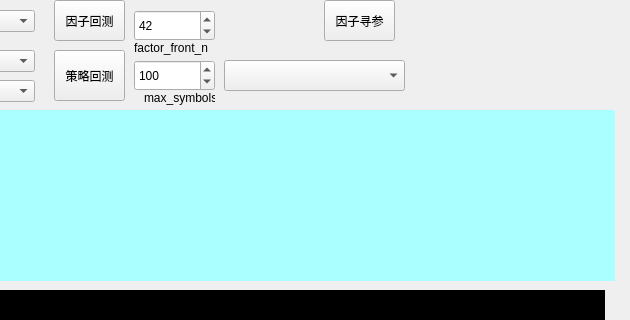
Old version of the form GUI/BackTest.ui in the repository xyhuang73/dev; both pictures show x 596 to 1226 and y 0 to 320 of the 1226 by 842 pixel window.
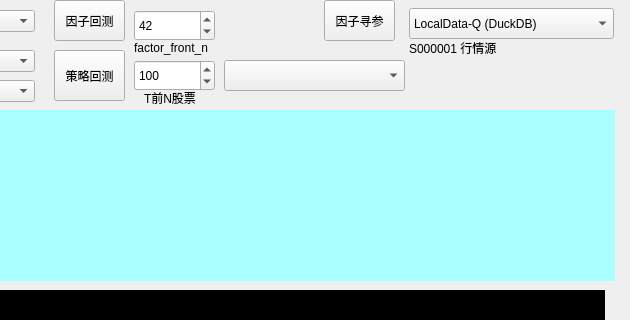
New version of the form.

Diff of the .ui file:
```diff
--- a/GUI/BackTest.ui
+++ b/GUI/BackTest.ui
@@ -216,7 +216,7 @@
      </rect>
     </property>
     <property name="text">
-     <string>max_symbols</string>
+     <string>T前N股票</string>
     </property>
    </widget>
    <widget class="QLabel" name="label_3">
@@ -242,6 +242,20 @@
      </rect>
     </property>
    </widget>
+   <widget class="QComboBox" name="comboBox_market_data_source">
+    <property name="geometry">
+     <rect><x>1005</x><y>8</y><width>205</width><height>31</height></rect>
+    </property>
+    <item><property name="text"><string>LocalData-Q (DuckDB)</string></property></item>
+    <item><property name="text"><string>LocalData-T (DuckDB)</string></property></item>
+    <item><property name="text"><string>QMT 本地 DAT（对照）</string></property></item>
+   </widget>
+   <widget class="QLabel" name="label_market_data_source">
+    <property name="geometry">
+     <rect><x>1005</x><y>40</y><width>205</width><height>16</height></rect>
+    </property>
+    <property name="text"><string>S000001 行情源</string></property>
+   </widget>
    <widget class="QWidget" name="widget_K_plot" native="true">
     <property name="geometry">
      <rect>
```
